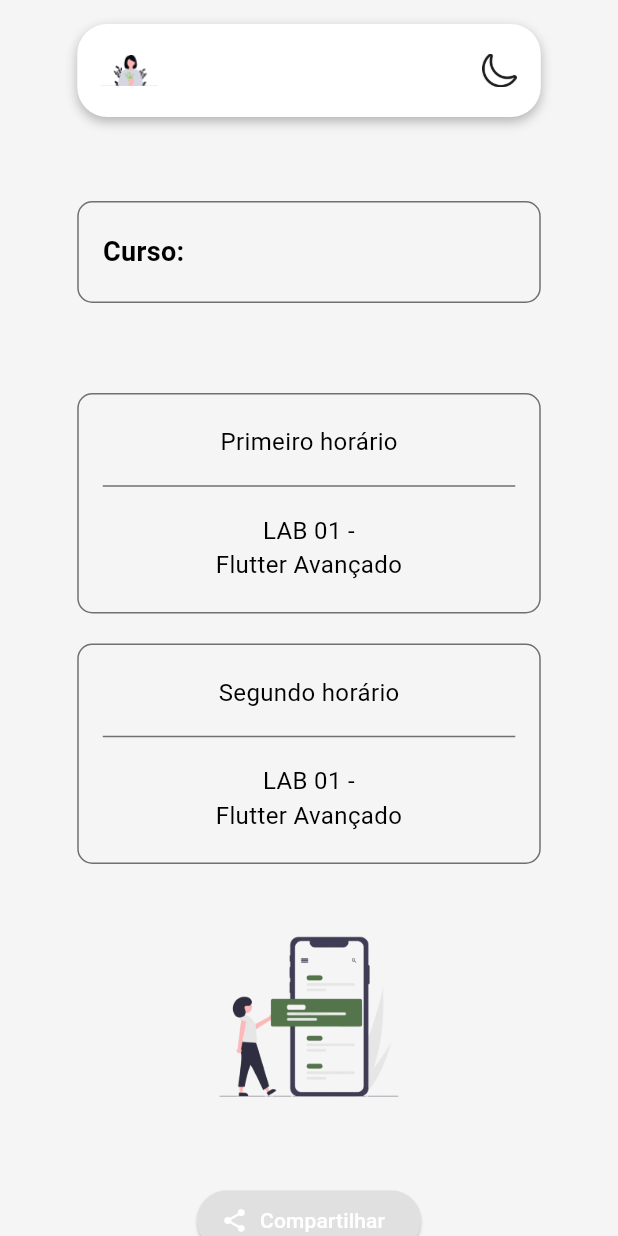
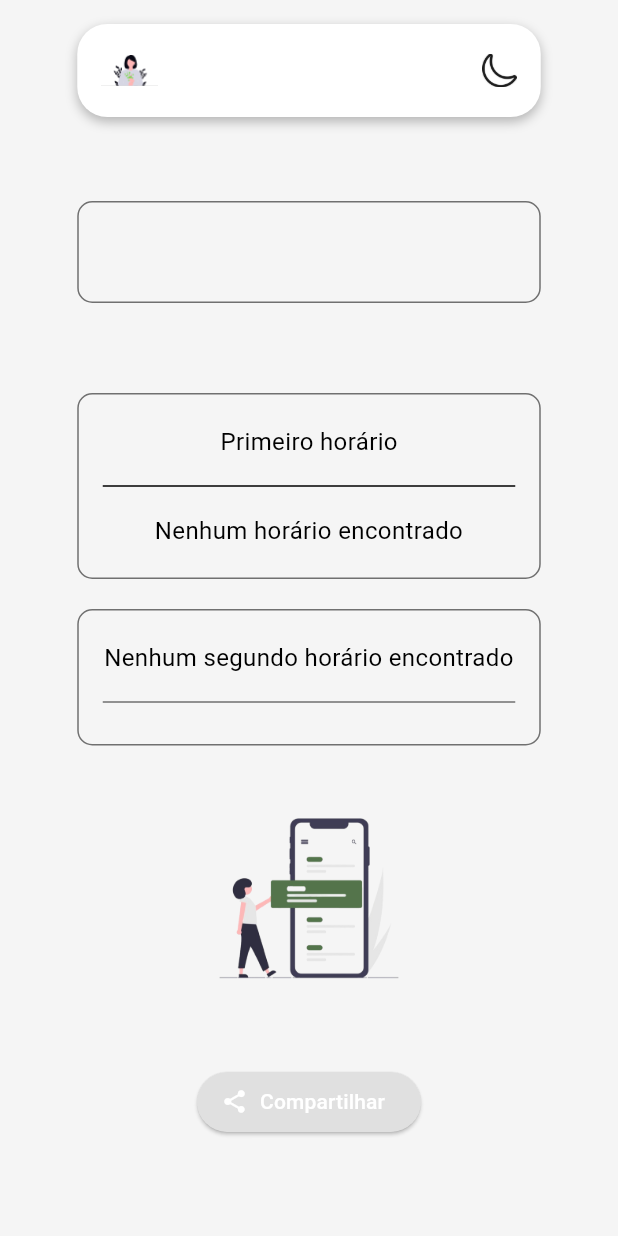
Before and after one commit to teodorogit/trabalho-flutter, a Flutter app: the HomeScreen screen opened directly, on a phone screen of 412 x 824 dp. Run offline on Flutter 3.47's test engine with Material 3 defaults, Android fonts, the phone set to English and light mode, and no system bars; drawn by our look-alikes of screenshot; our stand-ins replace share_plus, supabase_flutter; missing offline and left inert: bcrypt; accounts and stored records are empty.

Commit message:
feat(BuscandoHorariosNoSupabase): Add function to search horarios directly from supabase tables

```diff
--- a/uniclass/lib/View/login_page/login_page.dart
+++ b/uniclass/lib/View/login_page/login_page.dart
@@ -5,6 +5,8 @@ import 'package:uniclass/ViewModel/validation.dart';
 import 'package:uniclass/View/home_page/home_page.dart';
 
 class LoginScreen extends StatefulWidget {
+  const LoginScreen({super.key});
+
   @override
   _LoginScreenState createState() => _LoginScreenState();
 }
@@ -178,7 +180,7 @@ class _LoginScreenState extends State<LoginScreen> {
                     ],
                   ),
                   SizedBox(height: MediaQuery.of(context).size.height * 0.035),
-                  Container(
+                  SizedBox(
                     width: MediaQuery.of(context).size.width,
                     child: const Divider(
                       color: Colors.black,
--- a/uniclass/lib/View/widgets/custom_text_field.dart
+++ b/uniclass/lib/View/widgets/custom_text_field.dart
@@ -6,7 +6,7 @@ class CustomTextField extends StatelessWidget {
   final bool obscureText;
   final String? Function(String?)? validator;
 
-  CustomTextField({
+  const CustomTextField({super.key,
     required this.controller,
     required this.label,
     this.obscureText = false,
--- a/uniclass/lib/telas/home_page/home_page.dart
+++ b/uniclass/lib/telas/home_page/home_page.dart
@@ -10,20 +10,35 @@ import 'package:share_plus/share_plus.dart';
 import 'package:flutter/foundation.dart';
 
 class HomeScreen extends StatefulWidget {
+  const HomeScreen({super.key});
+
   @override
   _HomeScreenState createState() => _HomeScreenState();
 }
 
 class _HomeScreenState extends State<HomeScreen> {
   String? nomeUsuario;
-  String? selectedCurso;
+  String? nomeCurso; // Para exibição
+  int? cursoId; // Para consultas
   final ScreenshotController _screenshotController = ScreenshotController();
+  List<Map<String, dynamic>> primeirosHorarios = [];
 
   @override
   void initState() {
     super.initState();
-    buscarNomeUsuario();
-    buscarCursoSelecionado();
+    inicializarDados();
+  }
+
+  Future<void> inicializarDados() async {
+    await buscarNomeUsuario();
+    await buscarCursoSelecionado();
+
+    if (cursoId != null) {
+      final horarios = await buscarPrimeirosHorarios(cursoId!);
+      setState(() {
+        primeirosHorarios = horarios;
+      });
+    }
   }
 
   Future<void> buscarCursoSelecionado() async {
@@ -34,15 +49,30 @@ class _HomeScreenState extends State<HomeScreen> {
 
     final response = await Supabase.instance.client
         .from('mobileUser')
-        .select('curso')
+        .select('curso_id, curso')
         .eq('id', userId)
         .single();
 
     setState(() {
-      selectedCurso = response['curso'] ?? 'Curso não encontrado';
+      cursoId = response['curso_id'];
+      nomeCurso = response['curso'];
     });
 
-    print('Curso selecionado: $selectedCurso');
+    print('Curso selecionado (ID): $cursoId');
+  }
+
+  Future<List<Map<String, dynamic>>> buscarPrimeirosHorarios(
+      int cursoId) async {
+    final response = await Supabase.instance.client
+        .from('disciplinas')
+        .select(
+            'nome_disciplina, sala, dia_semana, horario_inicio, horario_fim')
+        .eq('curso_id', cursoId)
+        .order('dia_semana', ascending: true)
+        .order('horario_inicio', ascending: true)
+        .limit(2);
+
+    return List<Map<String, dynamic>>.from(response);
   }
 
   Future<void> buscarNomeUsuario() async {
@@ -157,27 +187,29 @@ class _HomeScreenState extends State<HomeScreen> {
                   children: [
                     SizedBox(height: 40),
                     Container(
-                      child: selectedCurso == null
-                          ? const CircularProgressIndicator()
-                          : Text(
-                              'Curso: $selectedCurso',
-                              style: TextStyle(
-                                fontSize: 18,
-                                fontWeight: FontWeight.bold,
-                              ),
-                            ),
-                      width: MediaQuery.of(context).size.width * 0.75,
-                      padding:
-                          EdgeInsets.symmetric(vertical: 20, horizontal: 16),
-                      decoration: BoxDecoration(
-                        border: Border.all(
-                          color: Theme.of(context).brightness == Brightness.dark
-                              ? Colors.white
-                              : Colors.black54,
+                        width: MediaQuery.of(context).size.width * 0.75,
+                        padding:
+                            EdgeInsets.symmetric(vertical: 20, horizontal: 16),
+                        decoration: BoxDecoration(
+                          border: Border.all(
+                            color:
+                                Theme.of(context).brightness == Brightness.dark
+                                    ? Colors.white
+                                    : Colors.black54,
+                          ),
+                          borderRadius: BorderRadius.circular(10),
                         ),
-                        borderRadius: BorderRadius.circular(10),
-                      ),
-                    ),
+                        child: nomeCurso == null
+                            ? const CircularProgressIndicator()
+                            : Center(
+                                child: Text(
+                                  nomeCurso!,
+                                  style: TextStyle(
+                                    fontSize: 18,
+                                    fontWeight: FontWeight.bold,
+                                  ),
+                                ),
+                              )),
                     SizedBox(height: 20),
                     Screenshot(
                       controller: _screenshotController,
@@ -203,19 +235,15 @@ class _HomeScreenState extends State<HomeScreen> {
                                 Text('Primeiro horário',
                                     style: TextStyle(fontSize: 16)),
                                 SizedBox(height: 10),
-                                Divider(
-                                  thickness: 1,
-                                  color: Theme.of(context).brightness ==
-                                          Brightness.dark
-                                      ? Colors.white
-                                      : Colors.black54,
-                                ),
+                                Divider(thickness: 1),
                                 SizedBox(height: 10),
                                 Text(
-                                  'LAB 01 -\nFlutter Avançado',
+                                  primeirosHorarios.isNotEmpty
+                                      ? '${primeirosHorarios[0]['sala']} -\n${primeirosHorarios[0]['nome_disciplina']}'
+                                      : 'Nenhum horário encontrado',
                                   textAlign: TextAlign.center,
                                   style: TextStyle(fontSize: 16),
-                                )
+                                ),
                               ],
                             ),
                           ),
@@ -236,8 +264,13 @@ class _HomeScreenState extends State<HomeScreen> {
                             child: Column(
                               mainAxisSize: MainAxisSize.min,
                               children: [
-                                Text('Segundo horário',
-                                    style: TextStyle(fontSize: 16)),
+                                Text(
+                                  primeirosHorarios.length > 1
+                                      ? '${primeirosHorarios[1]['sala']} -\n${primeirosHorarios[1]['nome_disciplina']}'
+                                      : 'Nenhum segundo horário encontrado',
+                                  textAlign: TextAlign.center,
+                                  style: TextStyle(fontSize: 16),
+                                ),
                                 SizedBox(height: 10),
                                 Divider(
                                   thickness: 1,
@@ -246,12 +279,6 @@ class _HomeScreenState extends State<HomeScreen> {
                                       ? Colors.white
                                       : Colors.black54,
                                 ),
-                                SizedBox(height: 10),
-                                Text(
-                                  'LAB 01 -\nFlutter Avançado',
-                                  textAlign: TextAlign.center,
-                                  style: TextStyle(fontSize: 16),
-                                )
                               ],
                             ),
                           ),
```
Also changed, not shown: 2 other files.
